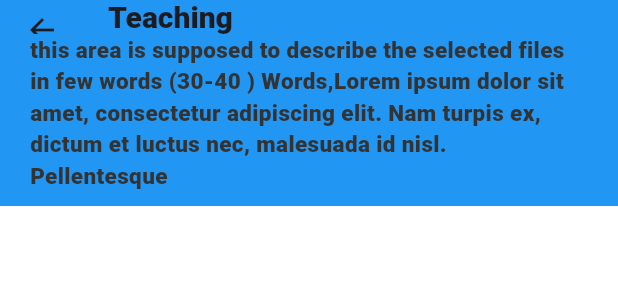
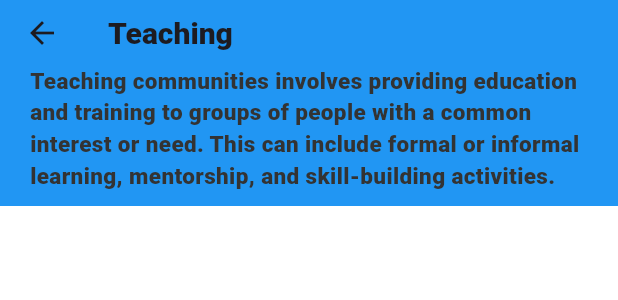
Before and after one commit to Ayush0316/ngo-app, a Flutter app: what communityOptions() shows on an empty page, opened directly, after a tap on "Teaching", on a phone screen of 412 x 824 dp. Shown: the top 300 px of the screen. Run offline on Flutter 3.47's test engine with Material 2 defaults, Android fonts, the phone set to English and light mode, and no system bars; our stand-ins replace carousel_slider, cloud_firestore, firebase_auth, firebase_core, firebase_storage, flutter_form_builder and 5 more; missing offline and left inert: autocomplete_textfield, form_builder_phone_field, tflite_flutter; accounts and stored records are empty; network calls fail; Roboto replaces fonts that are missing (Roboto-Black).

Commit message:
edited community titles and added title descriptions

```diff
--- a/ngo_app/lib/screens/home/widgets/Community options/community.dart
+++ b/ngo_app/lib/screens/home/widgets/Community options/community.dart
@@ -38,7 +38,7 @@ class _communityOptionsState extends State<communityOptions> {
               onTap: () async {
                 option = "Teaching";
                 description =
-                    "this area is supposed to describe the selected files in few words (30-40 ) Words,Lorem ipsum dolor sit amet, consectetur adipiscing elit. Nam turpis ex, dictum et luctus nec, malesuada id nisl. Pellentesque ";
+                    "Teaching communities involves providing education and training to groups of people with a common interest or need. This can include formal or informal learning, mentorship, and skill-building activities. ";
                 Navigator.of(context).push(MaterialPageRoute(
                     builder: (context) => community_option(
                           textList: [option, description],
@@ -92,9 +92,9 @@ class _communityOptionsState extends State<communityOptions> {
             ),
             InkWell(
               onTap: () async {
-                option = "Cleanliness Drives";
+                option = "Clean City";
                 description =
-                    "this area is supposed to describe the selected files in few words (30-40 ) Words,Lorem ipsum dolor sit amet, consectetur adipiscing elit. Nam turpis ex, dictum et luctus nec, malesuada id nisl. Pellentesque ";
+                    "Cleanliness communities are groups of people who work together to promote and maintain hygiene and cleanliness in their surroundings, often through community-driven efforts and advocacy. ";
                 Navigator.of(context).push(MaterialPageRoute(
                     builder: (context) => community_option(
                           textList: [option, description],
@@ -131,7 +131,7 @@ class _communityOptionsState extends State<communityOptions> {
                       child: const Padding(
                         padding: EdgeInsets.all(4.0),
                         child: Text(
-                          "Cleanliness Drives",
+                          "Clean City",
                           textAlign: TextAlign.center,
                           style: TextStyle(
                             letterSpacing: 1.5,
@@ -150,7 +150,7 @@ class _communityOptionsState extends State<communityOptions> {
               onTap: () async {
                 option = "Women Empowerment";
                 description =
-                    "this area is supposed to describe the selected files in few words (30-40 ) Words,Lorem ipsum dolor sit amet, consectetur adipiscing elit. Nam turpis ex, dictum et luctus nec, malesuada id nisl. Pellentesque ";
+                    "Women empowerment communities involve groups of people who work towards promoting gender equality and empowering women, often through education, advocacy, and supporting women's rights.";
                 Navigator.of(context).push(MaterialPageRoute(
                     builder: (context) => community_option(
                           textList: [option, description],
@@ -206,7 +206,7 @@ class _communityOptionsState extends State<communityOptions> {
               onTap: () async {
                 option = "Medical";
                 description =
-                    "this area is supposed to describe the selected files in few words (30-40 ) Words,Lorem ipsum dolor sit amet, consectetur adipiscing elit. Nam turpis ex, dictum et luctus nec, malesuada id nisl. Pellentesque ";
+                    "Medical communities consist of healthcare professionals who collaborate to provide patient care, share knowledge and experience, and advance research in a specific field or specialty. ";
                 Navigator.of(context).push(MaterialPageRoute(
                     builder: (context) => community_option(
                           textList: [option, description],
@@ -260,9 +260,9 @@ class _communityOptionsState extends State<communityOptions> {
             ),
             InkWell(
               onTap: () async {
-                option = "PickUp and Distribution";
+                option = "Skill Development";
                 description =
-                    "this area is supposed to describe the selected files in few words (30-40 ) Words,Lorem ipsum dolor sit amet, consectetur adipiscing elit. Nam turpis ex, dictum et luctus nec, malesuada id nisl. Pellentesque ";
+                    "Skill development communities involve groups of people who come together to learn, practice, and improve their skills, often with the goal of advancing their careers or pursuing personal interests.";
                 Navigator.of(context).push(MaterialPageRoute(
                     builder: (context) => community_option(
                           textList: [option, description],
@@ -280,7 +280,7 @@ class _communityOptionsState extends State<communityOptions> {
                         strokeAlign: BorderSide.strokeAlignInside,
                       ),
                       image: DecorationImage(
-                        image: AssetImage("images/distribution.jpeg"),
+                        image: AssetImage("images/distribution.jpg"),
                         fit: BoxFit.cover,
                         alignment: Alignment.topCenter,
                         opacity: 1.8,
@@ -299,7 +299,7 @@ class _communityOptionsState extends State<communityOptions> {
                       child: const Padding(
                         padding: EdgeInsets.all(4.0),
                         child: Text(
-                          "PickUp and Distribution",
+                          "Skill Development",
                           textAlign: TextAlign.center,
                           style: TextStyle(
                             letterSpacing: 1.5,
@@ -318,7 +318,7 @@ class _communityOptionsState extends State<communityOptions> {
               onTap: () async {
                 option = "More";
                 description =
-                    "this area is supposed to describe the selected files in few words (30-40 ) Words,Lorem ipsum dolor sit amet, consectetur adipiscing elit. Nam turpis ex, dictum et luctus nec, malesuada id nisl. Pellentesque ";
+                    "Communities are groups of people with common interests, values, and goals.\nThis category encompasses communities that work in various fields and industries, each with their own unique goals, values, and interests.";
                 Navigator.of(context).push(MaterialPageRoute(
                     builder: (context) => community_option(
                           textList: [option, description],
```
Also changed, not shown: ngo_app/images/distribution.jpeg (deleted), ngo_app/images/distribution.jpg (added).
